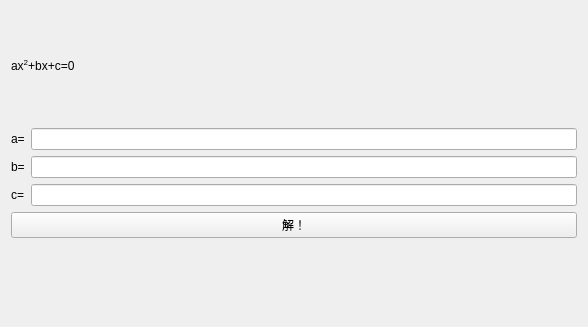
The window that src/widgets/quadraticequationcalculatorwidget.ui (LiuJunyu2006/awesome-equation-assistant) describes before a commit, drawn with Qt 5; both pictures show x 0 to 588 and y 0 to 327 of the 588 by 482 pixel window.
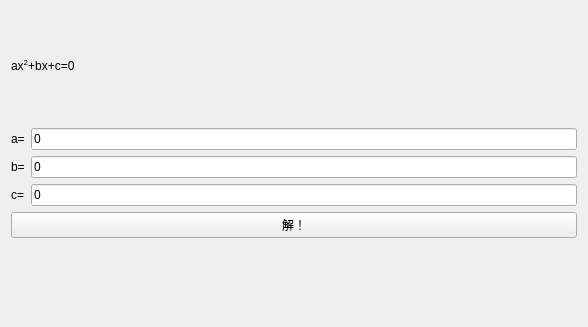
The same window after the commit. Custom widgets are drawn as their Qt base class.

```diff
--- a/src/widgets/quadraticequationcalculatorwidget.ui
+++ b/src/widgets/quadraticequationcalculatorwidget.ui
@@ -42,14 +42,14 @@
        <item row="0" column="1">
         <widget class="QLineEdit" name="lineEditA">
          <property name="text">
-          <string notr="true"/>
+          <string notr="true">0</string>
          </property>
         </widget>
        </item>
        <item row="2" column="1">
         <widget class="QLineEdit" name="lineEditC">
          <property name="text">
-          <string notr="true"/>
+          <string notr="true">0</string>
          </property>
         </widget>
        </item>
@@ -63,7 +63,7 @@
        <item row="1" column="1">
         <widget class="QLineEdit" name="lineEditB">
          <property name="text">
-          <string notr="true"/>
+          <string notr="true">0</string>
          </property>
         </widget>
        </item>
```
Left out of the diff: 9 changed lines with no effect on the pictures.
